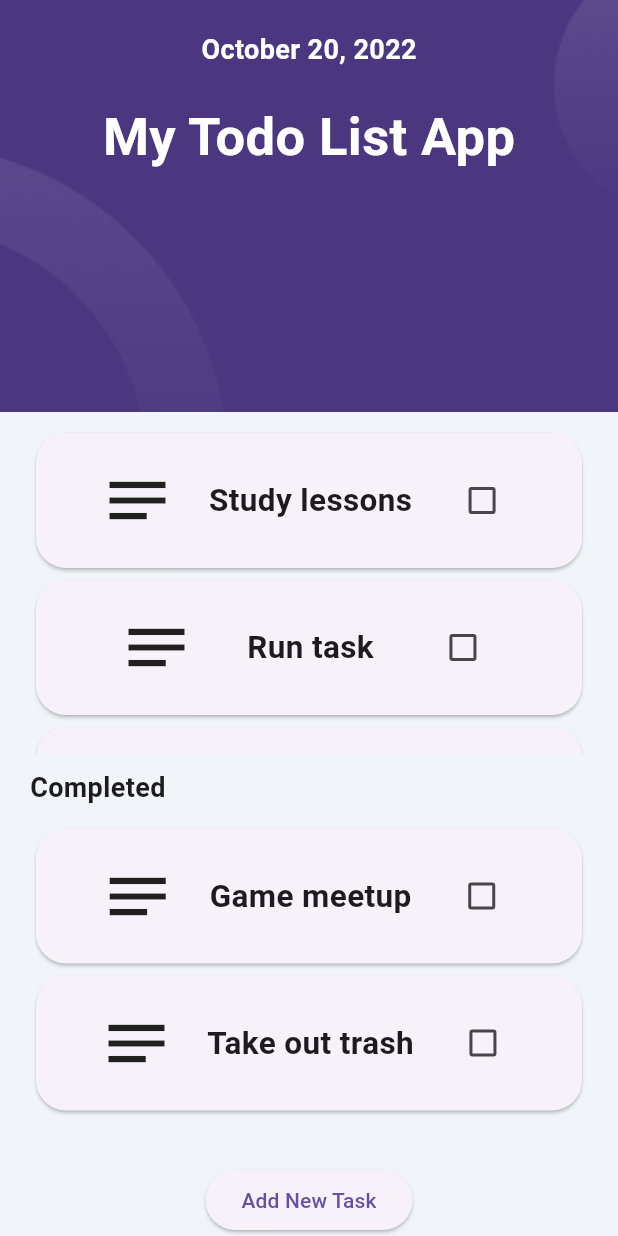
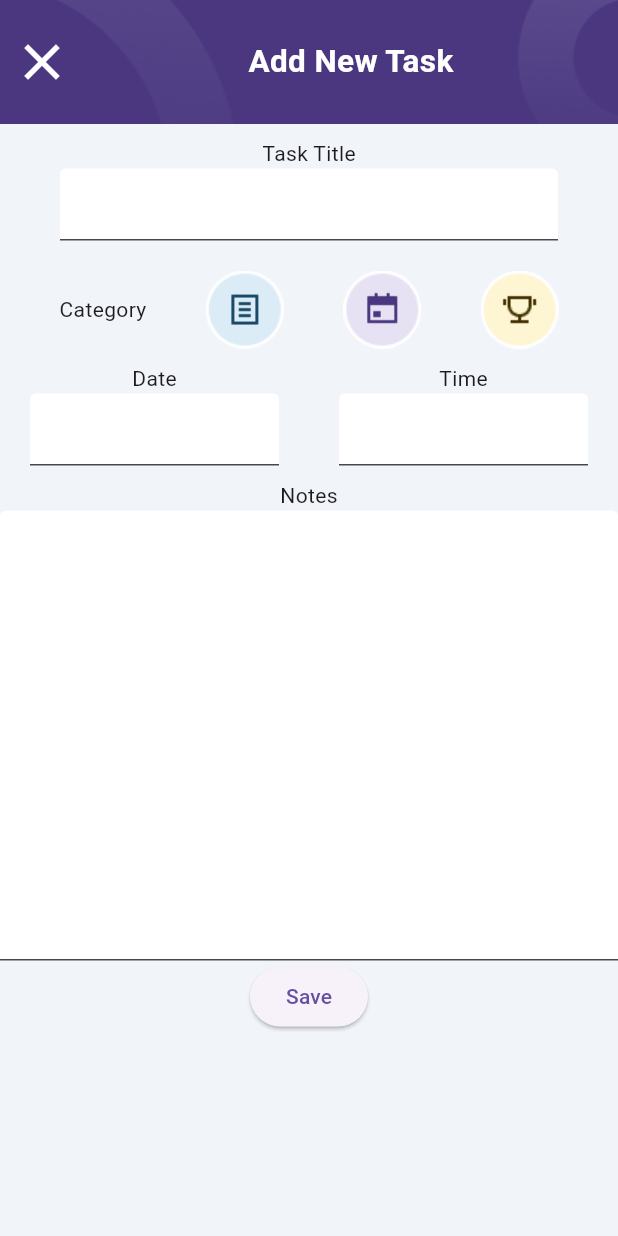
Before and after one commit to ahmetarmutcu/Todo_App, a Flutter app: the screen it shows after launch, after a tap on "Add New Task", on a phone screen of 412 x 824 dp. Run offline on Flutter 3.47's test engine with Material 3 defaults, Android fonts, the phone set to English and light mode, and no system bars; our stand-ins replace hexcolor.

Commit message:
Add new task ekranı yapıldı. İki ekran arası geçiş navigation yapıldı.

```diff
--- a/lib/main.dart
+++ b/lib/main.dart
@@ -1,7 +1,5 @@
 import 'package:flutter/material.dart';
-import 'package:hexcolor/hexcolor.dart';
-import 'package:todo_app/constants/color.dart';
-import 'package:todo_app/todoitem.dart';
+import 'package:todo_app/screens/home.dart';
 
 void main() {
   runApp(const MyApp());
@@ -9,115 +7,17 @@ void main() {
 
 class MyApp extends StatefulWidget {
   const MyApp({super.key});
-
   @override
   State<MyApp> createState() => _MyAppState();
 }
 
-List<String> todo = ["Study lessons", "Run task", "Maptriks hatası"];
-List<String> completed=["Game meetup","Take out trash"];
-
 class _MyAppState extends State<MyApp> {
-
- bool isChecked = false;
+  bool isChecked = false;
   @override
   Widget build(BuildContext context) {
-    double deviceHeight = MediaQuery.of(context).size.height;
-    double deviceWidth = MediaQuery.of(context).size.width;
-
-    return MaterialApp(
+    return const MaterialApp(
       debugShowCheckedModeBanner: false,
-      home: SafeArea(
-        child: Scaffold(
-          backgroundColor: HexColor(backgroundColor),
-          body: Column(
-            children: [
-              //Header
-              Container(
-                width: deviceWidth,
-                height: deviceHeight / 3,
-                decoration: const BoxDecoration(
-                  color: Colors.purple,
-                  image: DecorationImage(
-                    image: AssetImage("lib/assets/images/header.png"),
-                    fit: BoxFit.cover,
-                  ),
-                ),
-                child: const Column(children: [
-                  Padding(
-                    padding: EdgeInsets.only(top: 20),
-                    child: Text(
-                      'October 20, 2022',
-                      style: TextStyle(
-                        color: Colors.white,
-                        fontSize: 18,
-                        fontWeight: FontWeight.bold,
-                      ),
-                    ),
-                  ),
-                  Padding(
-                    padding: EdgeInsets.only(top: 20),
-                    child: Text(
-                      'My Todo List App',
-                      style: TextStyle(
-                        color: Colors.white,
-                        fontSize: 35,
-                        fontWeight: FontWeight.bold,
-                      ),
-                    ),
-                  ),
-                ]),
-              ),
-              //Top Column
-              Expanded(
-                child: Padding(
-                  padding: const EdgeInsets.fromLTRB(20, 10, 20, 10),
-                  child: SingleChildScrollView(
-                    child: ListView.builder(
-                      primary: false,
-                      shrinkWrap: true,
-                      itemCount: todo.length,
-                      itemBuilder: (context, index) {
-                        return TodoItem(title:todo[index]);
-                      },
-                    ),
-                  ),
-                ),
-              ),
-              //Completed Text
-              const Padding(
-                padding: EdgeInsets.only(left: 20),
-                child: Align(
-                    alignment: Alignment.centerLeft,
-                    child: Text(
-                      "Completed",
-                      style:
-                          TextStyle(fontWeight: FontWeight.bold, fontSize: 18),
-                    )),
-              ),
-              //Bottom Column
-              Expanded(
-                child: Padding(
-                  padding: const EdgeInsets.fromLTRB(20, 10, 20, 10),
-                  child: SingleChildScrollView(
-                    child: ListView.builder(
-                      primary: false,
-                      shrinkWrap: true,
-                      itemCount: completed.length,
-                      itemBuilder: (context, index) {
-                        return TodoItem(title:completed[index]);
-                      },
-                    ),
-                    ),
-                  ),
-                ),
-
-              ElevatedButton(
-                  onPressed: () {}, child: const Text("Add New Task"))
-            ],
-          ),
-        ),
-      ),
+      home: HomeScreen(),
     );
   }
 }
--- /dev/null
+++ b/lib/screens/add_new_task.dart
@@ -0,0 +1,156 @@
+import 'package:flutter/material.dart';
+import 'package:hexcolor/hexcolor.dart';
+import 'package:todo_app/constants/color.dart';
+
+class AddNewTaskScreen extends StatelessWidget {
+  const AddNewTaskScreen({super.key});
+
+  @override
+  Widget build(BuildContext context) {
+    double deviceHeight = MediaQuery.of(context).size.height;
+    double deviceWidth = MediaQuery.of(context).size.width;
+
+    return SafeArea(
+      child: Scaffold(
+          backgroundColor: HexColor(backgroundColor),
+          body: SingleChildScrollView(
+            child: Column(
+              children: [
+                Container(
+                  width: deviceWidth,
+                  height: deviceHeight / 10,
+                  decoration: const BoxDecoration(
+                    color: Colors.purple,
+                    image: DecorationImage(
+                        image: AssetImage(
+                            "lib/assets/images/add_new_task_header.png"),
+                        fit: BoxFit.cover),
+                  ),
+                  child: Row(
+                    children: [
+                      IconButton(
+                        onPressed: () {
+                          Navigator.of(context).pop();
+                        },
+                        icon: const Icon(Icons.close,
+                            size: 40, color: Colors.white),
+                      ),
+                      const Expanded(
+                        child: Text(
+                          "Add New Task",
+                          textAlign: TextAlign.center,
+                          style: TextStyle(
+                              color: Colors.white,
+                              fontWeight: FontWeight.bold,
+                              fontSize: 21),
+                        ),
+                      )
+                    ],
+                  ),
+                ),
+                const Padding(
+                  padding: EdgeInsets.only(top:10),
+                  child:  Text("Task Title")),
+                const Padding(
+                  padding: EdgeInsets.symmetric(horizontal: 40,),
+                  child: TextField(
+                    decoration:
+                        InputDecoration(filled: true, fillColor: Colors.white),
+                  ),
+                ),
+                 Padding(
+                  padding: EdgeInsets.only(top:20),
+                  child: Row(
+                    mainAxisAlignment: MainAxisAlignment.spaceEvenly,
+                    children: [
+                       Text("Category"),
+                      GestureDetector(
+                        onTap: () {
+                          ScaffoldMessenger.of(context).showSnackBar(
+                           const SnackBar(
+                              duration: Duration(milliseconds: 300),
+                              content: Text("category selected"),
+                            ),
+                          );
+                        },
+                        child: Image.asset("lib/assets/images/category_1.png"),
+                      ),
+                      GestureDetector(
+                        onTap: () {
+                          ScaffoldMessenger.of(context).showSnackBar(
+                            const SnackBar(
+                              duration: Duration(milliseconds: 300),
+                              content: Text("category selected"),
+                            ),
+                          );
+                        },
+                        child: Image.asset("lib/assets/images/category_2.png"),
+                      ),
+                      GestureDetector(
+                        onTap: () {
+                          ScaffoldMessenger.of(context).showSnackBar(
+                            const SnackBar(
+                              duration: Duration(milliseconds: 300),
+                              content: Text("category selected"),
+                            ),
+                          );
+                        },
+                        child: Image.asset("lib/assets/images/category_3.png"),
+                      ),
+                    ],
+                  ),
+                ),
+                const Padding(
+                  padding: EdgeInsets.only(top:10),
+                  child: const Row(
+                    children: [
+                      Expanded(
+                        child: Column(
+                          children: [
+                            Text("Date"),
+                            Padding(
+                              padding: EdgeInsets.symmetric(horizontal: 20),
+                              child: TextField(
+                                decoration: InputDecoration(
+                                    filled: true, fillColor: Colors.white),
+                              ),
+                            ),
+                          ],
+                        ),
+                      ),
+                      Expanded(
+                        child: Column(
+                          children: [
+                            Text("Time"),
+                            Padding(
+                              padding: EdgeInsets.symmetric(horizontal: 20),
+                              child: TextField(
+                                decoration: InputDecoration(
+                                    filled: true, fillColor: Colors.white),
+                              ),
+                            ),
+                          ],
+                        ),
+                      )
+                    ],
+                  ),
+                ),
+                const Padding(
+                  padding: EdgeInsets.only(top: 10),
+                  child: Text("Notes")),
+                const SizedBox(
+                    height: 300,
+                    child: TextField(
+                      expands: true,
+                      maxLines: null,
+                      decoration: InputDecoration(
+                          filled: true, fillColor: Colors.white, isDense: true),
+                    ),),
+
+                    ElevatedButton(onPressed: (){}, child: const Text("Save"))
+              ],
+            ),
+          )),
+    );
+  }
+}
--- /dev/null
+++ b/lib/screens/home.dart
@@ -0,0 +1,124 @@
+import 'package:flutter/material.dart';
+import 'package:hexcolor/hexcolor.dart';
+import 'package:todo_app/constants/color.dart';
+import 'package:todo_app/screens/add_new_task.dart';
+import 'package:todo_app/todoitem.dart';
+
+class HomeScreen extends StatefulWidget {
+  const HomeScreen({super.key});
+
+  @override
+  State<HomeScreen> createState() => _HomeScreenState();
+}
+
+List<String> todo = ["Study lessons", "Run task", "Maptriks hatası"];
+List<String> completed = ["Game meetup", "Take out trash"];
+
+class _HomeScreenState extends State<HomeScreen> {
+  @override
+  Widget build(BuildContext context) {
+    double deviceHeight = MediaQuery.of(context).size.height;
+    double deviceWidth = MediaQuery.of(context).size.width;
+
+    return MaterialApp(
+      home: SafeArea(
+        child: Scaffold(
+          backgroundColor: HexColor(backgroundColor),
+          body: Column(
+            children: [
+              //Header
+              Container(
+                width: deviceWidth,
+                height: deviceHeight / 3,
+                decoration: const BoxDecoration(
+                  color: Colors.purple,
+                  image: DecorationImage(
+                    image: AssetImage("lib/assets/images/header.png"),
+                    fit: BoxFit.cover,
+                  ),
+                ),
+                child: const Column(children: [
+                  Padding(
+                    padding: EdgeInsets.only(top: 20),
+                    child: Text(
+                      'October 20, 2022',
+                      style: TextStyle(
+                        color: Colors.white,
+                        fontSize: 18,
+                        fontWeight: FontWeight.bold,
+                      ),
+                    ),
+                  ),
+                  Padding(
+                    padding: EdgeInsets.only(top: 20),
+                    child: Text(
+                      'My Todo List App',
+                      style: TextStyle(
+                        color: Colors.white,
+                        fontSize: 35,
+                        fontWeight: FontWeight.bold,
+                      ),
+                    ),
+                  ),
+                ]),
+              ),
+              //Top Column
+              Expanded(
+                child: Padding(
+                  padding: const EdgeInsets.fromLTRB(20, 10, 20, 10),
+                  child: SingleChildScrollView(
+                    child: ListView.builder(
+                      primary: false,
+                      shrinkWrap: true,
+                      itemCount: todo.length,
+                      itemBuilder: (context, index) {
+                        return TodoItem(title: todo[index]);
+                      },
+                    ),
+                  ),
+                ),
+              ),
+              //Completed Text
+              const Padding(
+                padding: EdgeInsets.only(left: 20),
+                child: Align(
+                    alignment: Alignment.centerLeft,
+                    child: Text(
+                      "Completed",
+                      style:
+                          TextStyle(fontWeight: FontWeight.bold, fontSize: 18),
+                    )),
+              ),
+              //Bottom Column
+              Expanded(
+                child: Padding(
+                  padding: const EdgeInsets.fromLTRB(20, 10, 20, 10),
+                  child: SingleChildScrollView(
+                    child: ListView.builder(
+                      primary: false,
+                      shrinkWrap: true,
+                      itemCount: completed.length,
+                      itemBuilder: (context, index) {
+                        return TodoItem(title: completed[index]);
+                      },
+                    ),
+                  ),
+                ),
+              ),
+
+              ElevatedButton(
+                onPressed: () {
+                  Navigator.of(context).push(
+                    MaterialPageRoute(builder:(context) =>const AddNewTaskScreen(),
+                    )
+                  );
+                },
+                child: const Text("Add New Task"),
+              )
+            ],
+          ),
+        ),
+      ),
+    );
+  }
+}
```
Also changed, not shown: lib/assets/images/add_new_task_header.png (added), lib/assets/images/category_1.png (added), lib/assets/images/category_2.png (added), lib/assets/images/category_3.png (added).
